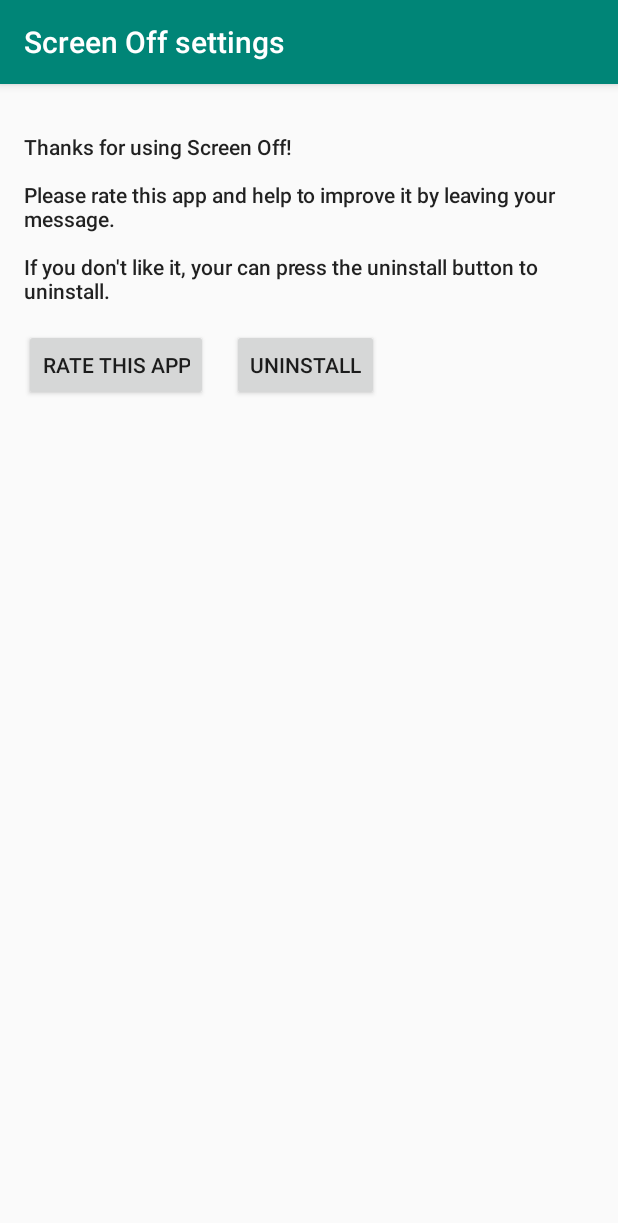
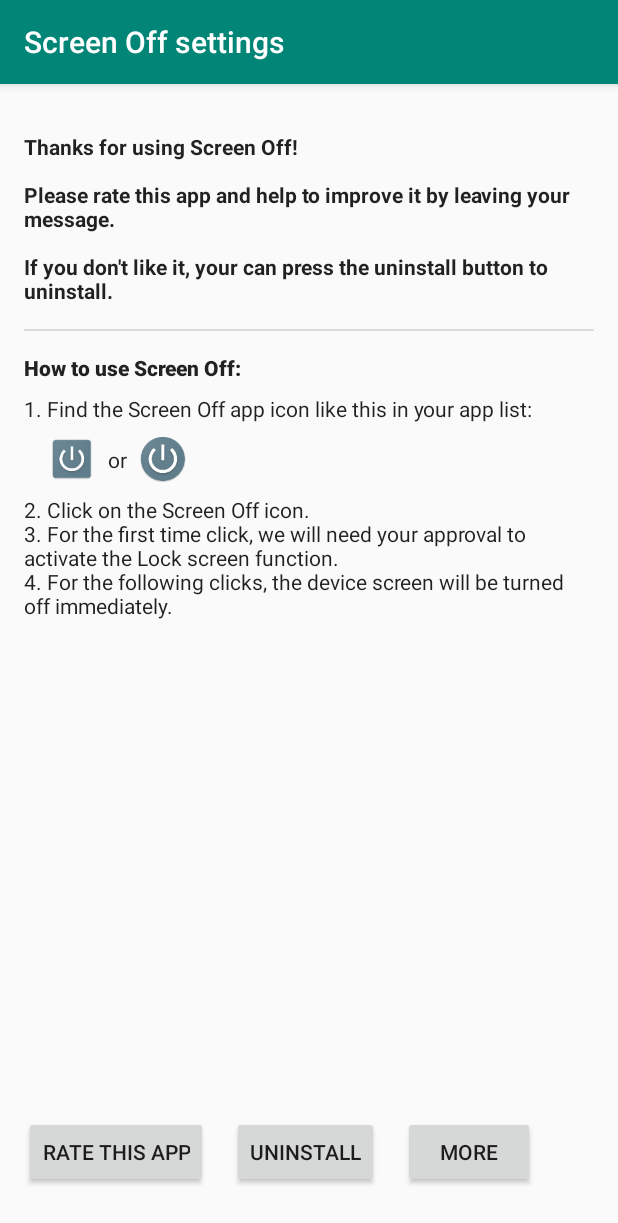
Before and after one commit to brian1143/ScreenOff, an Android app: the SettingsActivity screen opened directly, with no data from a screen before it, on a phone screen of 412 x 824 dp. Shown: the top 1223 px of the screen. Run offline under Robolectric (Android 15) with nearby library versions, the phone set to English and light mode, and no system bars.

Commit message:
Settings launcher icon.

```diff
--- a/app/src/main/AndroidManifest.xml
+++ b/app/src/main/AndroidManifest.xml
@@ -29,7 +29,13 @@
         </receiver>
         <activity android:name=".SettingsActivity"
             android:label="@string/app_settings_label"
-            android:theme="@style/AppTheme">
+            android:theme="@style/AppTheme"
+            android:icon="@mipmap/ic_settings"
+            android:roundIcon="@mipmap/ic_settings_round">
+            <intent-filter>
+                <action android:name="android.intent.action.MAIN" />
+                <category android:name="android.intent.category.LAUNCHER" />
+            </intent-filter>
         </activity>
         <service
             android:name=".ScreenOffTileService"
--- a/app/src/main/java/app/phhuang/screenoff/SettingsActivity.kt
+++ b/app/src/main/java/app/phhuang/screenoff/SettingsActivity.kt
@@ -47,8 +47,12 @@ class SettingsActivity : AppCompatActivity() {
                 try {
                     startActivity(goToMarketIntent)
                 } catch (e: ActivityNotFoundException) {
-                    startActivity(Intent(Intent.ACTION_VIEW, Uri.parse("http://play.google.com/store/apps/details?id=$packageName")))
+                    startActivity(Intent(Intent.ACTION_VIEW, Uri.parse("https://play.google.com/store/apps/details?id=$packageName")))
                 }
+            }
+            R.id.btnMore -> {
+                val browserIntent = Intent(Intent.ACTION_VIEW, Uri.parse("https://play.google.com/store/apps/developer?id=Pai-Hsiang,+Huang"))
+                startActivity(browserIntent)
             }
         }
     }
--- a/app/src/main/res/layout-sw600dp/activity_settings.xml
+++ /dev/null
@@ -1,49 +0,0 @@
-<?xml version="1.0" encoding="utf-8"?>
-<android.support.constraint.ConstraintLayout xmlns:android="http://schemas.android.com/apk/res/android"
-    xmlns:app="http://schemas.android.com/apk/res-auto"
-    xmlns:tools="http://schemas.android.com/tools"
-    android:layout_width="match_parent"
-    android:layout_height="match_parent"
-    tools:context=".SettingsActivity">
-
-    <TextView
-        android:id="@+id/tv_message"
-        android:layout_width="0dp"
-        android:layout_height="wrap_content"
-        android:layout_marginStart="16dp"
-        android:layout_marginLeft="16dp"
-        android:layout_marginTop="32dp"
-        android:layout_marginEnd="16dp"
-        android:layout_marginRight="16dp"
-        android:text="@string/settings_message"
-        android:textAppearance="@style/TextAppearance.AppCompat.Body2"
-        app:layout_constraintEnd_toEndOf="parent"
-        app:layout_constraintStart_toStartOf="parent"
-        app:layout_constraintTop_toTopOf="parent" />
-
-    <Button
-        android:id="@+id/btn_uninstall"
-        style="@style/Widget.AppCompat.Button"
-        android:layout_width="wrap_content"
-        android:layout_height="wrap_content"
-        android:layout_marginStart="16dp"
-        android:layout_marginLeft="16dp"
-        android:onClick="onButtonClicked"
-        android:text="@string/btn_uninstall"
-        app:layout_constraintBaseline_toBaselineOf="@+id/btn_rate"
-        app:layout_constraintStart_toEndOf="@+id/btn_rate" />
-
-    <Button
-        android:id="@+id/btn_rate"
-        style="@style/Widget.AppCompat.Button"
-        android:layout_width="wrap_content"
-        android:layout_height="wrap_content"
-        android:layout_marginStart="16dp"
-        android:layout_marginLeft="16dp"
-        android:layout_marginTop="16dp"
-        android:onClick="onButtonClicked"
-        android:text="@string/btn_rate"
-        app:layout_constraintStart_toStartOf="parent"
-        app:layout_constraintTop_toBottomOf="@+id/tv_message" />
-
-</android.support.constraint.ConstraintLayout>
--- a/app/src/main/res/layout/activity_settings.xml
+++ b/app/src/main/res/layout/activity_settings.xml
@@ -16,10 +16,67 @@
         android:layout_marginEnd="16dp"
         android:layout_marginRight="16dp"
         android:text="@string/settings_message"
-        android:textAppearance="@style/TextAppearance.AppCompat.Body2"
+        android:textAppearance="@style/TextAppearance.AppCompat.Body1"
+        android:textStyle="bold"
         app:layout_constraintEnd_toEndOf="parent"
         app:layout_constraintStart_toStartOf="parent"
         app:layout_constraintTop_toTopOf="parent" />
+
+    <View
+        android:id="@+id/divider"
+        android:layout_width="0dp"
+        android:layout_height="1dp"
+        android:layout_marginStart="16dp"
+        android:layout_marginLeft="16dp"
+        android:layout_marginTop="16dp"
+        android:layout_marginEnd="16dp"
+        android:layout_marginRight="16dp"
+        android:background="?android:attr/listDivider"
+        app:layout_constraintEnd_toEndOf="parent"
+        app:layout_constraintStart_toStartOf="parent"
+        app:layout_constraintTop_toBottomOf="@+id/tv_message" />
+
+    <TextView
+        android:id="@+id/textView5"
+        android:layout_width="0dp"
+        android:layout_height="wrap_content"
+        android:layout_marginStart="16dp"
+        android:layout_marginLeft="16dp"
+        android:layout_marginTop="16dp"
+        android:layout_marginEnd="16dp"
+        android:layout_marginRight="16dp"
+        android:text="@string/settings_how_to_title"
+        android:textAppearance="@style/TextAppearance.AppCompat.Body2"
+        android:textStyle="bold"
+        app:layout_constraintEnd_toEndOf="parent"
+        app:layout_constraintStart_toStartOf="parent"
+        app:layout_constraintTop_toTopOf="@+id/divider" />
+
+    <TextView
+        android:id="@+id/textView"
+        android:layout_width="0dp"
+        android:layout_height="wrap_content"
+        android:layout_marginStart="16dp"
+        android:layout_marginLeft="16dp"
+        android:layout_marginTop="8dp"
+        android:layout_marginEnd="16dp"
+        android:layout_marginRight="16dp"
+        android:text="@string/settings_how_to_1"
+        android:textAppearance="@style/TextAppearance.AppCompat.Body1"
+        app:layout_constraintEnd_toEndOf="parent"
+        app:layout_constraintStart_toStartOf="parent"
+        app:layout_constraintTop_toBottomOf="@+id/textView5" />
+
+    <ImageView
+        android:id="@+id/imageView"
+        android:layout_width="32dp"
+        android:layout_height="32dp"
+        android:layout_marginStart="32dp"
+        android:layout_marginLeft="32dp"
+        android:layout_marginTop="8dp"
+        app:layout_constraintStart_toStartOf="parent"
+        app:layout_constraintTop_toBottomOf="@+id/textView"
+        app:srcCompat="@mipmap/ic_launcher" />
 
     <Button
         android:id="@+id/btn_uninstall"
@@ -40,10 +97,59 @@
         android:layout_height="wrap_content"
         android:layout_marginStart="16dp"
         android:layout_marginLeft="16dp"
-        android:layout_marginTop="16dp"
+        android:layout_marginBottom="32dp"
         android:onClick="onButtonClicked"
         android:text="@string/btn_rate"
+        app:layout_constraintBottom_toBottomOf="parent"
+        app:layout_constraintStart_toStartOf="parent" />
+
+    <TextView
+        android:id="@+id/textView4"
+        android:layout_width="0dp"
+        android:layout_height="wrap_content"
+        android:layout_marginStart="16dp"
+        android:layout_marginLeft="16dp"
+        android:layout_marginTop="8dp"
+        android:layout_marginEnd="16dp"
+        android:layout_marginRight="16dp"
+        android:text="@string/settings_how_to_2"
+        android:textAppearance="@style/TextAppearance.AppCompat.Body1"
+        app:layout_constraintEnd_toEndOf="parent"
         app:layout_constraintStart_toStartOf="parent"
-        app:layout_constraintTop_toBottomOf="@+id/tv_message" />
+        app:layout_constraintTop_toBottomOf="@+id/imageView" />
+
+    <TextView
+        android:id="@+id/textView3"
+        android:layout_width="wrap_content"
+        android:layout_height="wrap_content"
+        android:layout_marginStart="8dp"
+        android:layout_marginLeft="8dp"
+        android:text="@string/settings_or"
+        android:textAppearance="@style/TextAppearance.AppCompat.Body1"
+        app:layout_constraintBottom_toBottomOf="@+id/imageView"
+        app:layout_constraintStart_toEndOf="@+id/imageView"
+        app:layout_constraintTop_toTopOf="@+id/imageView" />
+
+    <ImageView
+        android:id="@+id/imageView2"
+        android:layout_width="32dp"
+        android:layout_height="32dp"
+        android:layout_marginStart="8dp"
+        android:layout_marginLeft="8dp"
+        app:layout_constraintBottom_toBottomOf="@+id/imageView"
+        app:layout_constraintStart_toEndOf="@+id/textView3"
+        app:srcCompat="@mipmap/ic_launcher_round" />
+
+    <Button
+        android:id="@+id/btnMore"
+        style="@style/Widget.AppCompat.Button"
+        android:layout_width="wrap_content"
+        android:layout_height="wrap_content"
+        android:layout_marginStart="16dp"
+        android:layout_marginLeft="16dp"
+        android:onClick="onButtonClicked"
+        android:text="@string/btn_more"
+        app:layout_constraintBaseline_toBaselineOf="@id/btn_uninstall"
+        app:layout_constraintStart_toEndOf="@+id/btn_uninstall" />
 
 </android.support.constraint.ConstraintLayout>
--- a/app/src/main/res/values/strings.xml
+++ b/app/src/main/res/values/strings.xml
@@ -9,5 +9,10 @@
     <string name="btn_uninstall">Uninstall</string>
     <string name="btn_rate">Rate this app</string>
     <string name="toast_ready_to_remove">You can now remove the application.</string>
-    <string name="qs_tile_label">Screen off button</string>
+    <string name="qs_tile_label">Screen Off button</string>
+    <string name="settings_how_to_1">1. Find the Screen Off app icon like this in your app list:</string>
+    <string name="settings_how_to_2">2. Click on the Screen Off icon.\n3. For the first time click, we will need your approval to activate the Lock screen function.\n4. For the following clicks, the device screen will be turned off immediately.</string>
+    <string name="settings_or">or</string>
+    <string name="settings_how_to_title">How to use Screen Off:</string>
+    <string name="btn_more">More</string>
 </resources>
```
Also changed, not shown: app/src/main/res/mipmap-hdpi/ic_settings.png (added), app/src/main/res/mipmap-hdpi/ic_settings_round.png (added), app/src/main/res/mipmap-mdpi/ic_settings.png (added), app/src/main/res/mipmap-mdpi/ic_settings_round.png (added), app/src/main/res/mipmap-xhdpi/ic_settings.png (added), app/src/main/res/mipmap-xhdpi/ic_settings_round.png (added), app/src/main/res/mipmap-xxhdpi/ic_settings.png (added), app/src/main/res/mipmap-xxhdpi/ic_settings_round.png (added), app/src/main/res/mipmap-xxxhdpi/ic_settings.png (added), app/src/main/res/mipmap-xxxhdpi/ic_settings_round.png (added), 1 other file.
